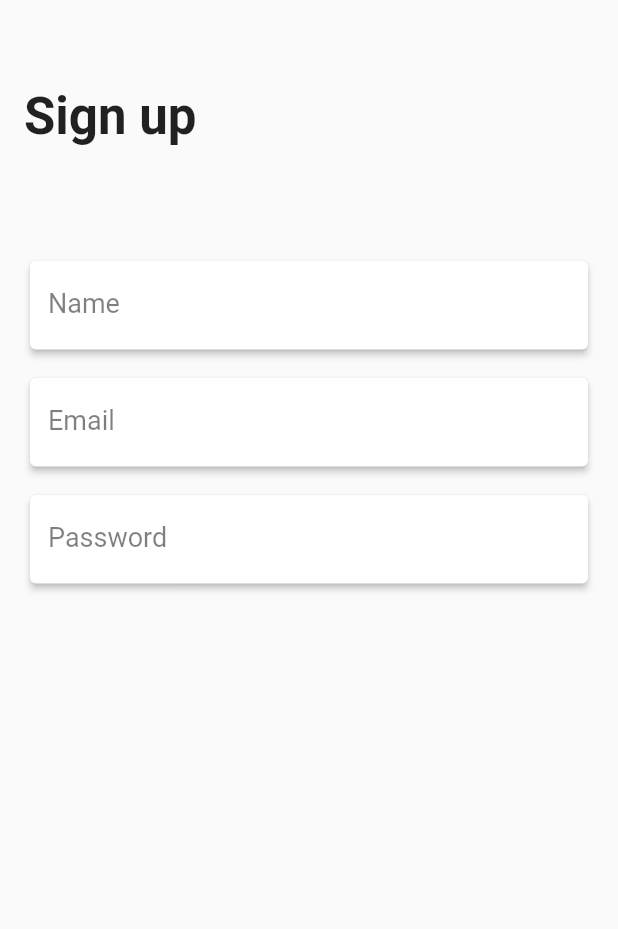
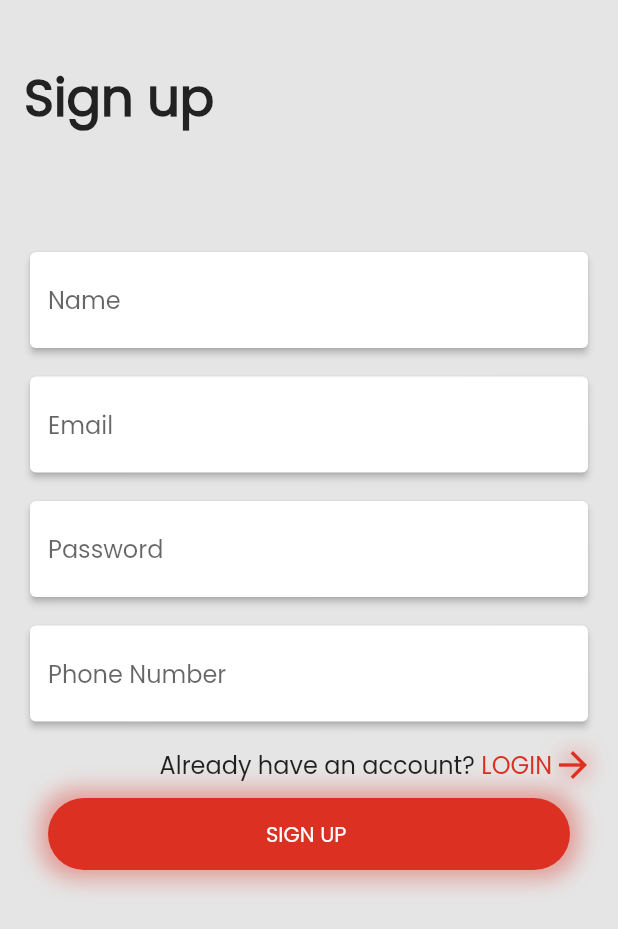
Before and after one commit to AB-Rhman/E-Commerce-App, a Flutter app: the screen it shows after launch, on a phone screen of 412 x 824 dp. Shown: the top 929 px of the screen. Run offline on Flutter 3.47's test engine with Material 2 defaults, Android fonts, the phone set to English and light mode, and no system bars; our stand-ins replace bloc, flutter_bloc.

Commit message:
sign up and login screens done

```diff
--- /dev/null
+++ b/lib/constants/constant.dart
@@ -0,0 +1,14 @@
+import 'package:flutter/material.dart';
+
+// first color list
+Color mainColor = const Color(0xffDB3022);
+Color backgroundColor = const Color(0xFFE5E5E5);
+Color fontColorOne = const Color(0xFF222222);
+
+
+
+//second color list
+const main2Color =  Color(0xff2d4569);
+const secondColor =  Color(0xff819f7f);
+const thirdColor =  Color(0xfffdfbda);
+const fourthColor =  Color(0xffd3d0a8);
--- /dev/null
+++ b/lib/cubits/login_cubit/login_cubit.dart
@@ -0,0 +1,35 @@
+import 'dart:convert';
+
+import 'package:bloc/bloc.dart';
+import 'package:flutter/cupertino.dart';
+import 'package:http/http.dart';
+import 'package:meta/meta.dart';
+import 'package:http/http.dart' as http;
+
+part 'login_state.dart';
+
+class LoginCubit extends Cubit<LoginState> {
+  LoginCubit() : super(LoginInitial());
+
+  void Login({required String email, required String password}) async {
+    emit(LoginLoadingState());
+
+    try {
+      Response response = await http.post(
+          Uri.parse('https://student.valuxapps.com/api/login'),
+          body: {"email": email, "password": password});
+
+      var responseBody = jsonDecode(response.body);
+
+      if (responseBody['status'] == true) {
+        debugPrint("User login success and his Data is : $responseBody");
+        emit(LoginSuccessState());
+      } else {
+        debugPrint("Failed to login, reason is : ${responseBody['message']}");
+        emit(LoginFailureState(message: responseBody['message']));
+      }
+    } catch (e) {
+      emit(LoginFailureState(message: e.toString()));
+    }
+  }
+}
--- a/lib/cubits/register_cubit/register_state.dart
+++ b/lib/cubits/register_cubit/register_state.dart
@@ -6,4 +6,7 @@ abstract class RegisterState {}
 class RegisterInitial extends RegisterState {}
 class RegisterLoadingState extends RegisterState {}
 class RegisterSuccessState extends RegisterState {}
-class RegisterFailureState extends RegisterState {}
+class RegisterFailureState extends RegisterState {
+  String message;
+  RegisterFailureState({required this.message});
+}
--- /dev/null
+++ b/lib/layout/screens/auth screen/auth widgets/auth_bottom.dart
@@ -0,0 +1,41 @@
+import 'package:flutter/material.dart';
+
+import '../../../../constants/constant.dart';
+
+class AuthBottom extends StatelessWidget {
+  const AuthBottom({Key? key, this.onPressed, required this.authText})
+      : super(key: key);
+  final String authText;
+
+  final void Function()? onPressed;
+
+  @override
+  Widget build(BuildContext context) {
+    return MaterialButton(
+      onPressed: onPressed,
+      minWidth: double.infinity,
+      child: Container(
+        decoration: BoxDecoration(
+          borderRadius: BorderRadius.circular(25),
+          color: mainColor,
+          boxShadow: [
+            BoxShadow(
+              color: mainColor.withOpacity(0.4),
+              spreadRadius: 6,
+              blurRadius: 12,
+              offset: const Offset(0, 0), // changes position of shadow
+            ),
+          ],
+        ),
+        alignment: Alignment.center,
+        height: 48,
+        width: double.infinity,
+        padding: const EdgeInsetsDirectional.symmetric(vertical: 14),
+        child: Text(
+          authText,
+          style: TextStyle(fontSize: 14, color: Colors.white),
+        ),
+      ),
+    );
+  }
+}
--- /dev/null
+++ b/lib/layout/screens/auth screen/auth widgets/custom_text_field.dart
@@ -0,0 +1,47 @@
+import 'package:e_shopping_app/constants/constant.dart';
+import 'package:flutter/material.dart';
+
+class CustomTextField extends StatelessWidget {
+  const CustomTextField(
+      {Key? key, required this.labelName, this.onSaved, this.keyboardType})
+      : super(key: key);
+  final String labelName;
+  final Function(String?)? onSaved;
+  final TextInputType? keyboardType;
+
+  @override
+  Widget build(BuildContext context) {
+    return Card(
+      elevation: 2,
+      child: TextFormField(
+        keyboardType: keyboardType,
+        onSaved: onSaved,
+        validator: (value) {
+          if (value?.isEmpty ?? true) {
+            return 'This field is required';
+          } else {
+            return null;
+          }
+        },
+        cursorColor: mainColor,
+        decoration: InputDecoration(
+          border: OutlineInputBorder(
+            borderRadius: BorderRadius.circular(4),
+            borderSide: const BorderSide(color: Colors.transparent),
+          ),
+          focusedBorder: OutlineInputBorder(
+            borderRadius: BorderRadius.circular(4.0),
+            borderSide: const BorderSide(color: Colors.transparent),
+          ),
+          enabledBorder: OutlineInputBorder(
+            borderRadius: BorderRadius.circular(4.0),
+            borderSide: const BorderSide(color: Colors.transparent),
+          ),
+          hintText: labelName,
+          labelStyle:
+              TextStyle(color: Colors.black.withOpacity(.5), fontSize: 18),
+        ),
+      ),
+    );
+  }
+}
--- /dev/null
+++ b/lib/layout/screens/auth screen/signup_screen.dart
@@ -0,0 +1,180 @@
+import 'package:e_shopping_app/constants/constant.dart';
+import 'package:e_shopping_app/layout/screens/auth%20screen/login_screen.dart';
+import 'package:flutter/material.dart';
+import 'package:flutter_bloc/flutter_bloc.dart';
+
+import '../../../cubits/register_cubit/register_cubit.dart';
+import 'auth widgets/auth_bottom.dart';
+import 'auth widgets/custom_text_field.dart';
+
+class SignUpScreen extends StatefulWidget {
+  SignUpScreen({Key? key}) : super(key: key);
+
+  @override
+  State<SignUpScreen> createState() => _SignUpScreenState();
+}
+
+class _SignUpScreenState extends State<SignUpScreen> {
+  final GlobalKey<FormState> formKey = GlobalKey();
+
+  AutovalidateMode autoValidateMode = AutovalidateMode.disabled;
+
+  String? email, name, password, phone;
+
+  @override
+  Widget build(BuildContext context) {
+    return BlocProvider(
+      create: (context) => RegisterCubit(),
+      child: BlocConsumer<RegisterCubit, RegisterState>(
+        listener: (context, state) {
+          if (state is RegisterSuccessState) {
+            Navigator.pushReplacement(context,
+                MaterialPageRoute(builder: (context) => LoginScreen()));
+          } else if (state is RegisterFailureState) {
+            ScaffoldMessenger.of(context).showSnackBar(SnackBar(
+                content: Container(
+              alignment: Alignment.center,
+              height: 50,
+              width: double.infinity,
+              child: Text(state.message),
+            )));
+          }
+        },
+        builder: (context, state) {
+          return Form(
+            key: formKey,
+            autovalidateMode: autoValidateMode,
+            child: Scaffold(
+              backgroundColor: backgroundColor,
+              body: SafeArea(
+                  child: Padding(
+                padding: const EdgeInsetsDirectional.only(
+                  start: 16,
+                  end: 16,
+                ),
+                child: SizedBox(
+                  width: double.infinity,
+                  height: double.infinity,
+                  child: SingleChildScrollView(
+                    child: Column(
+                        crossAxisAlignment: CrossAxisAlignment.start,
+                        children: [
+                          const SizedBox(
+                            height: 40,
+                          ),
+                          Text(
+                            'Sign up',
+                            style: TextStyle(
+                                fontWeight: FontWeight.bold,
+                                fontSize: 34,
+                                color: fontColorOne),
+                          ),
+                          const SizedBox(
+                            height: 73,
+                          ),
+                          CustomTextField(
+                            labelName: 'Name',
+                            onSaved: (val) {
+                              name = val;
+                            },
+                            keyboardType: TextInputType.name,
+                          ),
+                          const SizedBox(
+                            height: 11,
+                          ),
+                          CustomTextField(
+                            labelName: 'Email',
+                            onSaved: (val) {
+                              email = val;
+                            },
+                            keyboardType: TextInputType.emailAddress,
+                          ),
+                          const SizedBox(
+                            height: 11,
+                          ),
+                          CustomTextField(
+                            labelName: 'Password',
+                            onSaved: (val) {
+                              password = val;
+                            },
+                            keyboardType: TextInputType.visiblePassword,
+                          ),
+                          const SizedBox(
+                            height: 11,
+                          ),
+                          CustomTextField(
+                            labelName: 'Phone Number',
+                            onSaved: (val) {
+                              phone = val;
+                            },
+                            keyboardType: TextInputType.number,
+                          ),
+                          const SizedBox(
+                            height: 11,
+                          ),
+                          Row(
+                            mainAxisAlignment: MainAxisAlignment.end,
+                            children: [
+                              const Text(
+                                'Already have an account? ',
+                                style: TextStyle(fontSize: 16),
+                              ),
+                              InkWell(
+                                onTap: () {
+                                  Navigator.pushReplacement(
+                                      context,
+                                      MaterialPageRoute(
+                                          builder: (context) => LoginScreen()));
+                                },
+                                child: Row(
+                                  children: [
+                                    Text('LOGIN',
+                                        style: TextStyle(
+                                            color: mainColor, fontSize: 16)),
+                                    Icon(
+                                      Icons.arrow_forward,
+                                      color: mainColor,
+                                      size: 28,
+                                      shadows: [
+                                        Shadow(blurRadius: 20, color: mainColor)
+                                      ],
+                                    )
+                                  ],
+                                ),
+                              )
+                            ],
+                          ),
+                          const SizedBox(
+                            height: 8,
+                          ),
+                          AuthBottom(
+                              authText: 'SIGN UP ',
+                              onPressed: () {
+                                if (formKey.currentState!.validate()) {
+                                  formKey.currentState!.save();
+
+                                  BlocProvider.of<RegisterCubit>(context)
+                                      .register(
+                                    email: email.toString(),
+                                    name: name.toString(),
+                                    phoneNumber: phone.toString(),
+                                    password: password.toString(),
+                                  );
+
+                                  //BlocProvider.of<AddNoteCubit>(context).addNote(noteModel);
+                                } else {
+                                  autoValidateMode = AutovalidateMode.always;
+                                  setState(() {});
+                                }
+                              })
+                        ]),
+                  ),
+                ),
+              )),
+            ),
+          );
+        },
+      ),
+    );
+  }
+}
--- a/lib/layout/screens/signup_screen.dart
+++ /dev/null
@@ -1,67 +0,0 @@
-import 'package:flutter/material.dart';
-
-class SignUpScreen extends StatelessWidget {
-  const SignUpScreen({Key? key}) : super(key: key);
-
-  @override
-  Widget build(BuildContext context) {
-    return Scaffold(
-      body: SafeArea(
-          child: Padding(
-            padding: const EdgeInsetsDirectional.only(start: 16,end: 16,top:57,bottom: 57 ),
-            child: Container(
-              width: double.infinity,
-              child: Column(
-                crossAxisAlignment: CrossAxisAlignment.start,
-                children:  [
-                  Text('Sign up' ,style: TextStyle(fontWeight: FontWeight.bold,fontSize: 34),),
-                  SizedBox(height: 73,),
-                  CustomTextField(
-                    labelName: 'Name',
-                  ),
-                  SizedBox(height: 11,),
-                  CustomTextField(
-                    labelName: 'Email',
-                  ),
-                  SizedBox(height: 11,),
-                  CustomTextField(
-                    labelName: 'Password',
-                  ),
-                ],
-              ),
-            ),
-          )
-      ),
-    );
-  }
-}
-
-class CustomTextField extends StatelessWidget {
-  const CustomTextField({Key? key, required this.labelName}) : super(key: key);
-final String labelName ;
-  @override
-  Widget build(BuildContext context) {
-    return Card(
-      elevation: 2,
-      child: TextFormField(
-        decoration: InputDecoration(
-          border: OutlineInputBorder(
-            borderRadius: BorderRadius.circular(4),
-            borderSide: const BorderSide(color: Colors.transparent),
-          ),
-          focusedBorder: OutlineInputBorder(
-            borderRadius: BorderRadius.circular(4.0),
-            borderSide: const BorderSide(color:Colors.transparent),
-          ),
-          enabledBorder: OutlineInputBorder(
-            borderRadius: BorderRadius.circular(4.0),
-            borderSide: const BorderSide(color:Colors.transparent),
-          ),
-
-          labelText: labelName,
-          labelStyle: TextStyle(color: Colors.black.withOpacity(.5),fontSize:18 ),
-        ),
-      ),
-    );
-  }
-}
--- a/lib/main.dart
+++ b/lib/main.dart
@@ -1,7 +1,7 @@
-import 'package:e_shopping_app/layout/screens/signup_screen.dart';
 import 'package:flutter/material.dart';
 import 'package:bloc/bloc.dart';
 import 'constants/bloc_observer.dart';
+import 'layout/screens/auth screen/signup_screen.dart';
 
 void main() {
   Bloc.observer = SimpleBlocObserver();
@@ -16,6 +16,7 @@ class MyApp extends StatelessWidget {
   Widget build(BuildContext context) {
     return MaterialApp(
       debugShowCheckedModeBanner: false,
+      theme: ThemeData(fontFamily: 'Poppins'),
       home: SignUpScreen(),
     );
   }
```
Also changed, not shown: lib/cubits/login_cubit/login_state.dart (added, +12 -0 lines), lib/cubits/register_cubit/register_cubit.dart (+9 -8 lines), lib/layout/screens/auth screen/login_screen.dart (added, +155 -0 lines), lib/layout/screens/home screen/home_screen.dart (added, +12 -0 lines), pubspec.yaml (+4 -14 lines), assets/fonts/Poppins-Regular.ttf (added).
